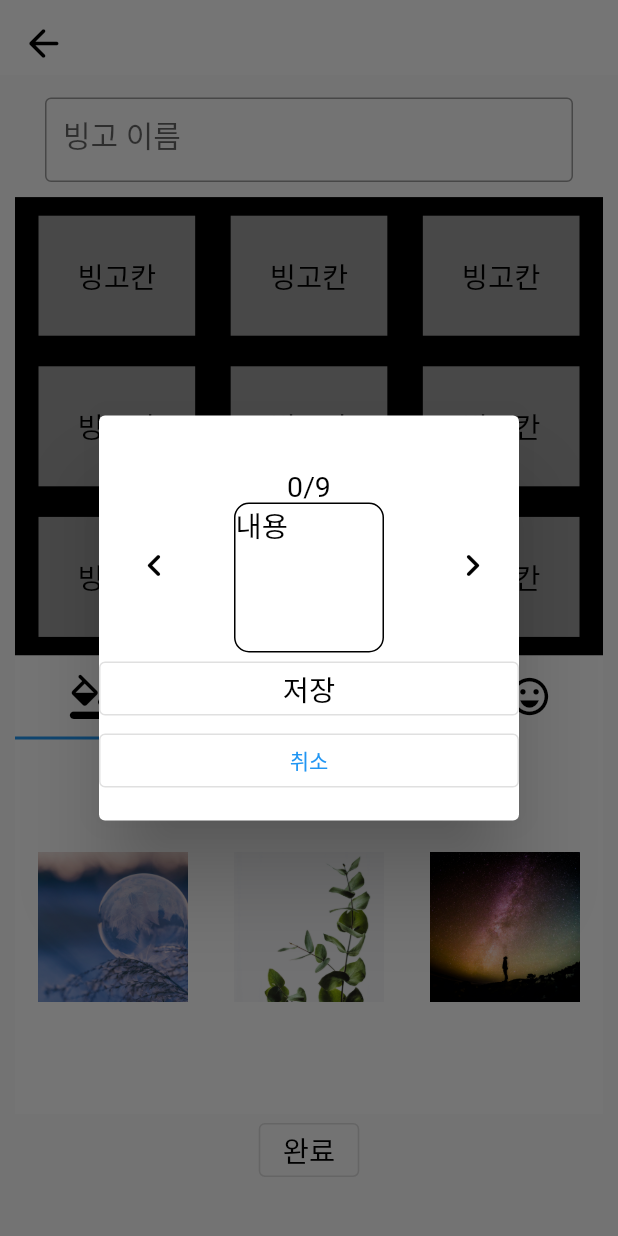
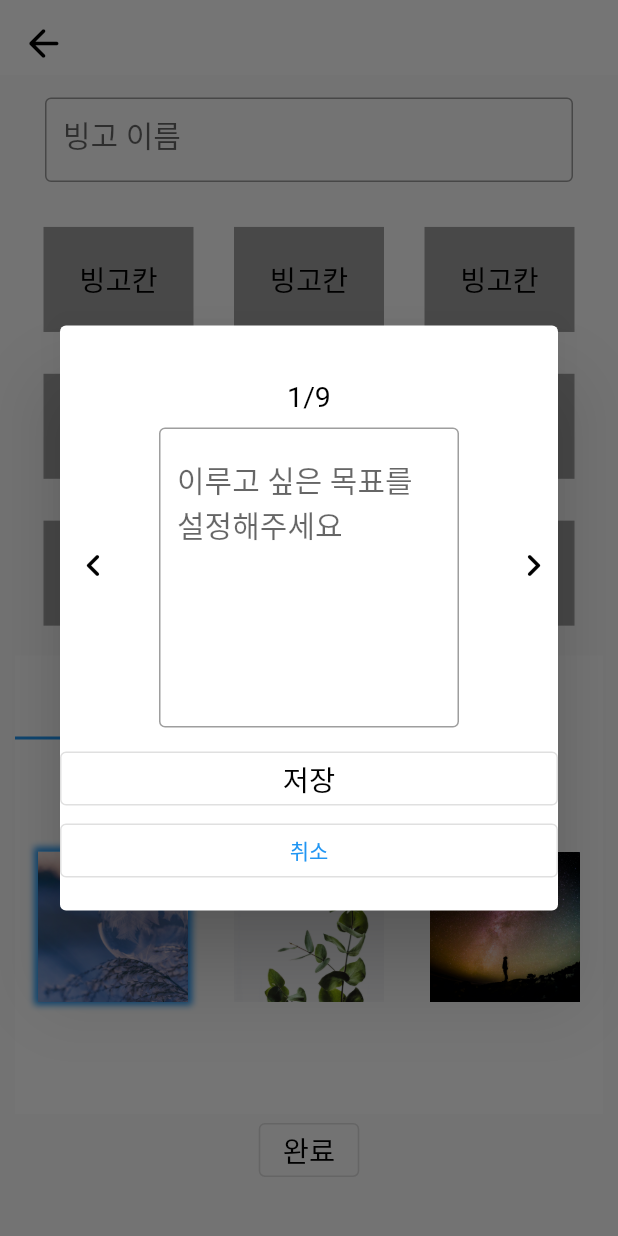
Before and after one commit to chaewool/Bin-goT, a Flutter app: the BingoForm screen opened directly, after a tap on "빙고칸", on a phone screen of 412 x 824 dp. Run offline on Flutter 3.47's test engine with Material 2 defaults, Android fonts, the phone set to English and light mode, and no system bars; drawn by our look-alikes of contained_tab_bar_view; our stand-ins replace image_picker, table_calendar; missing offline and left inert: kakao_flutter_sdk; Roboto replaces fonts that are missing (RIDIBatang).

Commit message:
#8 :sparkles: feat: applying background image in bingo board

```diff
--- a/frontend/lib/main.dart
+++ b/frontend/lib/main.dart
@@ -1,3 +1,4 @@
+import 'package:bin_got/pages/bingo_form_page.dart';
 import 'package:bin_got/pages/login_page.dart';
 import 'package:flutter/material.dart';
 
@@ -12,7 +13,8 @@ class App extends StatelessWidget {
   Widget build(BuildContext context) {
     return MaterialApp(
       // home: const Main(),
-      home: const Intro(),
+      // home: const Intro(),
+      home: const BingoForm(),
       theme: ThemeData(
         fontFamily: 'RIDIBatang',
       ),
--- a/frontend/lib/pages/bingo_form_page.dart
+++ b/frontend/lib/pages/bingo_form_page.dart
@@ -1,3 +1,4 @@
+import 'package:bin_got/utilities/image_icon_utils.dart';
 import 'package:bin_got/utilities/style_utils.dart';
 import 'package:bin_got/utilities/type_def_utils.dart';
 import 'package:bin_got/widgets/app_bar.dart';
@@ -16,7 +17,7 @@ class BingoForm extends StatefulWidget {
 
 class _BingoFormState extends State<BingoForm> {
   String font = 'RIDIBatang';
-  String? background;
+  int? backgroundIdx;
   IntList selected = [0, 0, 0];
   void changeFont(String newFont) {
     setState(() {
@@ -24,11 +25,24 @@ class _BingoFormState extends State<BingoForm> {
     });
   }
 
+  void changeBackground(int newIdx) {
+    setState(() {
+      backgroundIdx = newIdx;
+    });
+  }
+
   void changeSelected(int tabIndex, int i) {
     setState(() {
       selected[tabIndex] = i;
-      if (tabIndex == 2) {
-        changeFont(matchFont[i]);
+      switch (tabIndex) {
+        case 0:
+          changeBackground(i);
+          break;
+        case 2:
+          changeFont(matchFont[i]);
+          break;
+        default:
+          break;
       }
     });
   }
@@ -48,9 +62,11 @@ class _BingoFormState extends State<BingoForm> {
             Flexible(
               flex: 4,
               child: BingoBoard(
-                bingoSize: 3,
-                font: font,
-              ),
+                  bingoSize: 3,
+                  font: font,
+                  background: backgroundIdx != null
+                      ? backgroundList[backgroundIdx!]
+                      : null),
             ),
             Flexible(
                 flex: 4,
--- a/frontend/lib/utilities/image_icon_utils.dart
+++ b/frontend/lib/utilities/image_icon_utils.dart
@@ -1,3 +1,4 @@
+import 'package:bin_got/utilities/type_def_utils.dart';
 import 'package:flutter/material.dart';
 
 // logo
@@ -45,3 +46,13 @@ var milkyway = 'assets/images/greg-rakozy.jpg';
 var wall = 'assets/images/joe-woods.jpg';
 var gradation = 'assets/images/luke-chesser.jpg';
 var daySky = 'assets/images/resul-mentes.jpg';
+
+//* 배경
+StringList backgroundList = [
+  iceBall,
+  plant,
+  milkyway,
+  wall,
+  gradation,
+  daySky,
+];
--- a/frontend/lib/widgets/bingo_board.dart
+++ b/frontend/lib/widgets/bingo_board.dart
@@ -1,6 +1,7 @@
 import 'package:bin_got/utilities/global_func.dart';
 import 'package:bin_got/utilities/style_utils.dart';
 import 'package:bin_got/widgets/box_container.dart';
+import 'package:bin_got/widgets/image.dart';
 import 'package:bin_got/widgets/modal.dart';
 import 'package:bin_got/widgets/text.dart';
 import 'package:flutter/material.dart';
@@ -8,14 +9,28 @@ import 'package:flutter/material.dart';
 class BingoBoard extends StatelessWidget {
   final int bingoSize;
   final String font;
-  const BingoBoard({super.key, required this.bingoSize, required this.font});
+  final String? background;
+  const BingoBoard(
+      {super.key,
+      required this.bingoSize,
+      required this.font,
+      this.background});
 
   @override
   Widget build(BuildContext context) {
-    return CustomBoxContainer(
-      hasRoundEdge: false,
-      color: blackColor,
-      child: Column(
+    return Stack(children: [
+      CustomBoxContainer(
+        hasRoundEdge: false,
+        color: blackColor,
+        child: background != null
+            ? ModifiedImage(
+                image: background!,
+                width: 400,
+                height: 270,
+              )
+            : const SizedBox(),
+      ),
+      Column(
         mainAxisAlignment: MainAxisAlignment.spaceEvenly,
         children: [
           for (int i = 0; i < bingoSize; i += 1)
@@ -32,7 +47,7 @@ class BingoBoard extends StatelessWidget {
             ),
         ],
       ),
-    );
+    ]);
   }
 }
 
@@ -53,12 +68,10 @@ class EachBingo extends StatelessWidget {
           showModal(context: context, page: BingoModal(index: index, cnt: cnt)),
       child: CustomBoxContainer(
         color: greyColor,
+        width: 100,
+        height: 70,
         hasRoundEdge: false,
-        child: Padding(
-          padding: const EdgeInsets.symmetric(
-            vertical: 26,
-            horizontal: 26,
-          ),
+        child: Center(
           child: CustomText(
             content: '빙고칸',
             fontSize: FontSize.textSize,
--- a/frontend/lib/widgets/image.dart
+++ b/frontend/lib/widgets/image.dart
@@ -1,24 +1,32 @@
+import 'package:bin_got/utilities/type_def_utils.dart';
+import 'package:bin_got/widgets/box_container.dart';
 import 'package:flutter/material.dart';
 
 class ModifiedImage extends StatelessWidget {
   final String image;
   final double width, height;
   final BoxFit fit;
+  final BoxShadowList? boxShadow;
   const ModifiedImage({
     super.key,
     required this.image,
     this.width = 100,
     this.height = 100,
     this.fit = BoxFit.cover,
+    this.boxShadow,
   });
 
   @override
   Widget build(BuildContext context) {
-    return Image.asset(
-      image,
-      width: width,
-      height: height,
-      fit: fit,
+    return CustomBoxContainer(
+      hasRoundEdge: false,
+      boxShadow: boxShadow,
+      child: Image.asset(
+        image,
+        width: width,
+        height: height,
+        fit: fit,
+      ),
     );
   }
 }
--- a/frontend/lib/widgets/modal.dart
+++ b/frontend/lib/widgets/modal.dart
@@ -8,6 +8,7 @@ import 'package:bin_got/widgets/box_container.dart';
 import 'package:bin_got/widgets/button.dart';
 import 'package:bin_got/widgets/date_picker.dart';
 import 'package:bin_got/widgets/badge.dart';
+import 'package:bin_got/widgets/input.dart';
 import 'package:bin_got/widgets/text.dart';
 import 'package:flutter/material.dart';
 import 'package:image_picker/image_picker.dart';
@@ -19,29 +20,54 @@ class BingoModal extends StatelessWidget {
 
   @override
   Widget build(BuildContext context) {
+    ReturnVoid moveBingo(bool toRight) {
+      if (toRight) {
+        if (index < cnt - 1) {
+          return () {
+            toBack(context: context)();
+            showModal(
+                context: context,
+                page: BingoModal(
+                  index: index + 1,
+                  cnt: cnt,
+                ))();
+          };
+        }
+      } else if (0 < index) {
+        return () {
+          toBack(context: context)();
+          showModal(
+              context: context,
+              page: BingoModal(
+                index: index - 1,
+                cnt: cnt,
+              ))();
+        };
+      }
+      return () {};
+    }
+
     return CustomModal(
       buttonText: '저장',
       children: [
         Row(
           mainAxisAlignment: MainAxisAlignment.spaceAround,
           children: [
-            CustomIconButton(onPressed: () {}, icon: leftIcon),
+            CustomIconButton(onPressed: moveBingo(false), icon: leftIcon),
             Column(
               mainAxisAlignment: MainAxisAlignment.end,
               children: [
-                CustomText(content: '$index/$cnt', fontSize: FontSize.textSize),
-                const CustomBoxContainer(
-                  width: 100,
-                  height: 100,
-                  borderColor: blackColor,
-                  child: CustomText(
-                    content: '내용',
-                    fontSize: FontSize.textSize,
-                  ),
+                CustomText(
+                    content: '${index + 1}/$cnt', fontSize: FontSize.textSize),
+                const CustomInput(
+                  explain: '이루고 싶은 목표를 설정해주세요',
+                  needMore: true,
+                  width: 200,
+                  height: 200,
                 ),
               ],
             ),
-            CustomIconButton(onPressed: () {}, icon: rightIcon)
+            CustomIconButton(onPressed: moveBingo(true), icon: rightIcon)
           ],
         )
       ],
--- a/frontend/lib/widgets/tab_bar.dart
+++ b/frontend/lib/widgets/tab_bar.dart
@@ -23,6 +23,15 @@ class BingoTabBar extends StatefulWidget {
 }
 
 class _BingoTabBarState extends State<BingoTabBar> {
+  int? background;
+  ReturnVoid changeIdx(int idx) {
+    return () {
+      setState(() {
+        background = idx;
+      });
+    };
+  }
+
   @override
   Widget build(BuildContext context) {
     const List<IconData> iconList = [colorIcon, drawIcon, fontIcon, emojiIcon];
@@ -42,21 +51,20 @@ class _BingoTabBarState extends State<BingoTabBar> {
 
   Row paintTab() {
     var page = 0;
-    StringList backgroundList = [
-      iceBall,
-      plant,
-      milkyway,
-      wall,
-      gradation,
-      daySky,
-    ];
+
     void changePage() {}
     return Row(
       mainAxisSize: MainAxisSize.max,
       mainAxisAlignment: MainAxisAlignment.spaceAround,
       children: [
         for (int i = 3 * page; i < 3 * page + 3; i += 1)
-          ModifiedImage(image: backgroundList[i]),
+          GestureDetector(
+            onTap: () => widget.changeSelected(0, i),
+            child: ModifiedImage(
+              image: backgroundList[i],
+              boxShadow: widget.selected[0] == i ? [selectedShadow] : null,
+            ),
+          ),
       ],
     );
   }
```
